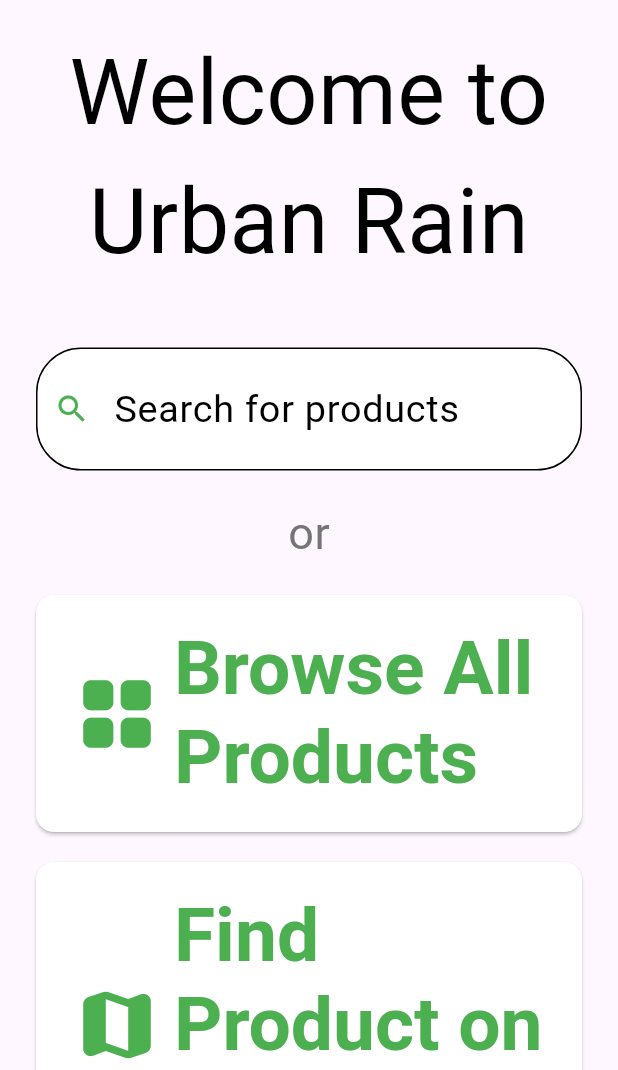
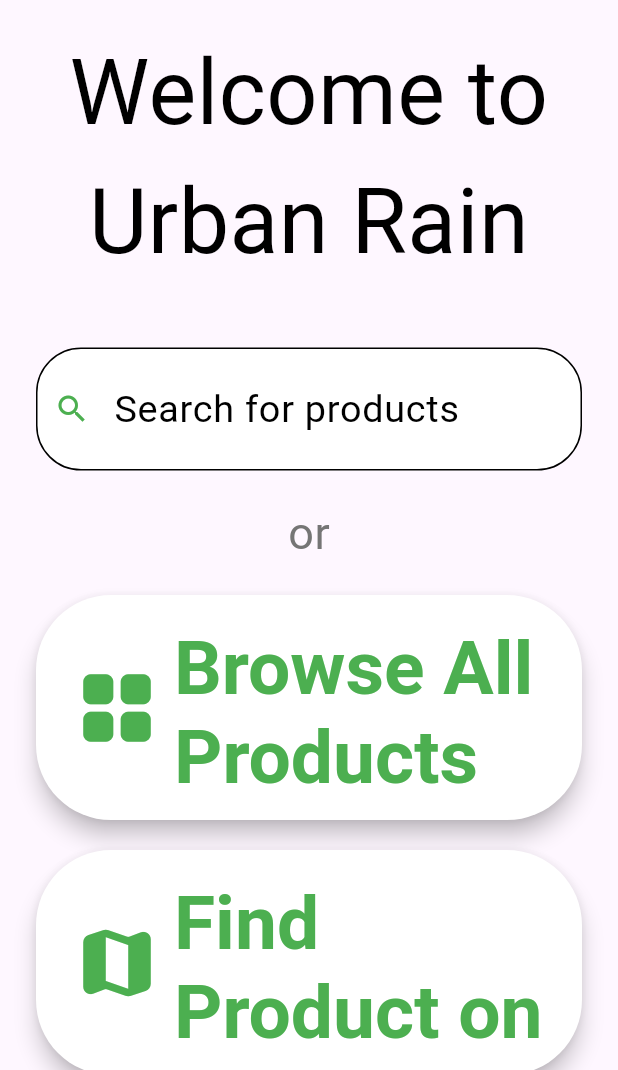
Before and after one commit to huhFahad/Kiosk-App, a Flutter app: the screen it shows after launch, on a phone screen of 412 x 824 dp, the part 166-1236 px from its top. Run offline on Flutter 3.47's test engine with Material 3 defaults, Android fonts, the light colour scheme and no system bars; our stand-ins replace flutter_colorpicker, flutter_dotenv, flutter_phoenix, image_picker, package_info_plus, printing and 2 more; missing offline and left inert: encrypt_shared_preferences, pro_image_editor, process_run, video_player_media_kit; Roboto replaces fonts that are missing (Times New Roman).

Commit message:
updated homepage cards

```diff
--- a/lib/home_page.dart
+++ b/lib/home_page.dart
@@ -154,8 +154,14 @@ class _HomePageState extends State<HomePage> {
                           ),
                           const SizedBox(height: 20),
                           SizedBox(
-                            width: 700,
+                            width: 700, height: 150,
                             child: ElevatedButton.icon(
+                              style: ElevatedButton.styleFrom(
+                                shape: RoundedRectangleBorder(
+                                  borderRadius: BorderRadius.circular(50),
+                                ),
+                                elevation: 6, // This keeps the shadow
+                              ),
                               icon: Icon(Icons.grid_view_rounded, size: 60),
                               onPressed: () => _goTo(context, '/categories'),
                               label: Text('Browse All Products', style: TextStyle(fontSize: 50)),
@@ -163,8 +169,14 @@ class _HomePageState extends State<HomePage> {
                           ),
                           const SizedBox(height: 20),
                           SizedBox(
-                            width: 700,
+                            width: 700, height: 150,
                             child: ElevatedButton.icon(
+                              style: ElevatedButton.styleFrom(
+                                shape: RoundedRectangleBorder(
+                                  borderRadius: BorderRadius.circular(50),
+                                ),
+                                elevation: 6, // This keeps the shadow
+                              ),
                               icon: Icon(Icons.map_rounded, size: 60),
                               onPressed: () => _goTo(context, '/map'),
                               label: Text('Find Product on Map', style: TextStyle(fontSize: 50)),
@@ -172,8 +184,14 @@ class _HomePageState extends State<HomePage> {
                           ),
                           const SizedBox(height: 20),
                           SizedBox(
-                            width: 700,
+                            width: 700, height: 150,
                             child: ElevatedButton.icon(
+                              style: ElevatedButton.styleFrom(
+                                shape: RoundedRectangleBorder(
+                                  borderRadius: BorderRadius.circular(50),
+                                ),
+                                elevation: 6, // This keeps the shadow
+                              ),
                               icon: Icon(Icons.shopping_cart_rounded, size: 60),
                               onPressed: () => _goTo(context, '/cart'),
                               label: Text('View Your Cart', style: TextStyle(fontSize: 50)),
@@ -181,14 +199,19 @@ class _HomePageState extends State<HomePage> {
                           ),
                           const SizedBox(height: 20),
                           SizedBox(
-                            width: 700,
+                            width: 700, height: 150,
                             child: ElevatedButton.icon(
+                              style: ElevatedButton.styleFrom(
+                                shape: RoundedRectangleBorder(
+                                  borderRadius: BorderRadius.circular(50),
+                                ),
+                                foregroundColor: Colors.white,
+                                backgroundColor: Theme.of(context).primaryColor,
+                                elevation: 6, // This keeps the shadow
+                              ),
                               icon: Icon(Icons.print_rounded, size: 60, color: Colors.white),
                               onPressed: () => _goTo(context, '/photo_upload'),
                               label: Text('Print Photos', style: TextStyle(fontSize: 50, color: Colors.white)),
-                              style: ElevatedButton.styleFrom(
-                                backgroundColor: Theme.of(context).colorScheme.secondary,
-                              ),
                             ),
                           ),
                         ],
```
Also changed, not shown: 1 other file.
